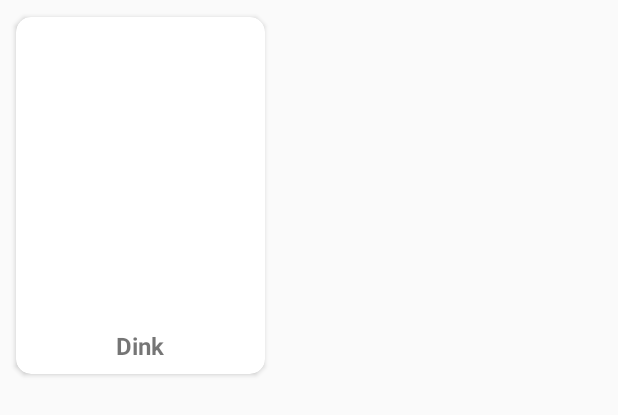
After one commit to YeungJai/OrderFoodSystem, an Android app: the layout menu_item.xml on its own in the app's theme, with its tools: preview values and no code run, on a phone screen of 412 x 824 dp. The commit adds this screen. Shown: the top 415 px of the screen. Run offline under Robolectric (Android 15) with nearby library versions, the phone set to English and light mode, and no system bars.

Commit message:
User Panel and Menu Page (Database) X 2.0
No database 2.0

```diff
--- a/app/build.gradle
+++ b/app/build.gradle
@@ -53,4 +53,10 @@ dependencies {
     implementation 'com.firebaseui:firebase-ui-database:1.2.0'
     implementation 'com.android.support.constraint:constraint-layout:1.0.2'
 
+    // Android Image Slide
+    implementation "com.android.support:support-v4:+"
+    implementation 'com.squareup.picasso:picasso:2.3.2'
+    implementation 'com.nineoldandroids:library:2.4.0'
+    implementation 'com.daimajia.slider:library:1.1.5@aar'
+
 }
--- a/app/src/main/java/com/example/orderfoodsystem/SignUp.java
+++ b/app/src/main/java/com/example/orderfoodsystem/SignUp.java
@@ -55,12 +55,12 @@ public class SignUp extends AppCompatActivity {
                         if (dataSnapshot.child(edtName.getText().toString()).exists())
                         {
                             mDialog.dismiss();
-                            Toast.makeText(SignUp.this, "Phone Number already register", Toast.LENGTH_SHORT).show();
+                            Toast.makeText(SignUp.this, "Already register", Toast.LENGTH_SHORT).show();
                         }
                         else
                         {
                             mDialog.dismiss();
-                            Users user = new Users(edtEmail.getText().toString(),edtPassword.getText().toString(),edtPhone.getText().toString());
+                            Users user = new Users(edtName.getText().toString(),edtEmail.getText().toString(),edtPassword.getText().toString(),edtPhone.getText().toString());
                             table_user.child(edtName.getText().toString()).setValue(user);
                             Toast.makeText(SignUp.this, "Sign up successfully !", Toast.LENGTH_SHORT).show();
                             finish();
--- /dev/null
+++ b/app/src/main/res/layout/menu_item.xml
@@ -0,0 +1,40 @@
+<?xml version="1.0" encoding="utf-8"?>
+<androidx.cardview.widget.CardView xmlns:android="http://schemas.android.com/apk/res/android"
+    android:layout_width="wrap_content"
+    android:layout_height="wrap_content"
+    android:layout_margin="5dp"
+    android:clickable="true"
+    app:cardCornerRadius="10dp"
+    android:backgroundTint="@android:color/white"
+    app:contentPadding="6dp"
+    app:cardElevation="2dp"
+    android:weightSum="6"
+    xmlns:app="http://schemas.android.com/apk/res-auto"
+    app:cardUseCompatPadding="true"
+    >
+
+        <LinearLayout
+            android:layout_height="wrap_content"
+            android:layout_width="wrap_content"
+            android:orientation="vertical"
+            android:layout_margin="2dp"
+            >
+
+            <ImageView
+                android:id="@+id/menu_image"
+                android:layout_width="150dp"
+                android:layout_height="200dp"
+                />
+
+            <TextView
+                android:id="@+id/menu_name"
+                android:layout_width="match_parent"
+                android:layout_height="wrap_content"
+                android:gravity="center"
+                android:text="Dink"
+                android:textSize="16sp"
+                android:textStyle="bold"
+                />
+
+        </LinearLayout>
+</androidx.cardview.widget.CardView>
```
Also changed, not shown: app/src/main/java/com/example/orderfoodsystem/Home.java (+42 -7 lines), app/src/main/java/com/example/orderfoodsystem/Interface/ItemClickListener.java (added, +7 -0 lines), app/src/main/java/com/example/orderfoodsystem/Model/Category.java (added, +29 -0 lines), app/src/main/java/com/example/orderfoodsystem/Model/Users.java (+11 -1 lines), app/src/main/java/com/example/orderfoodsystem/ViewHoler/MenuViewHolder.java (added, +37 -0 lines), app/src/main/res/layout/content_home.xml (+26 -4 lines).
